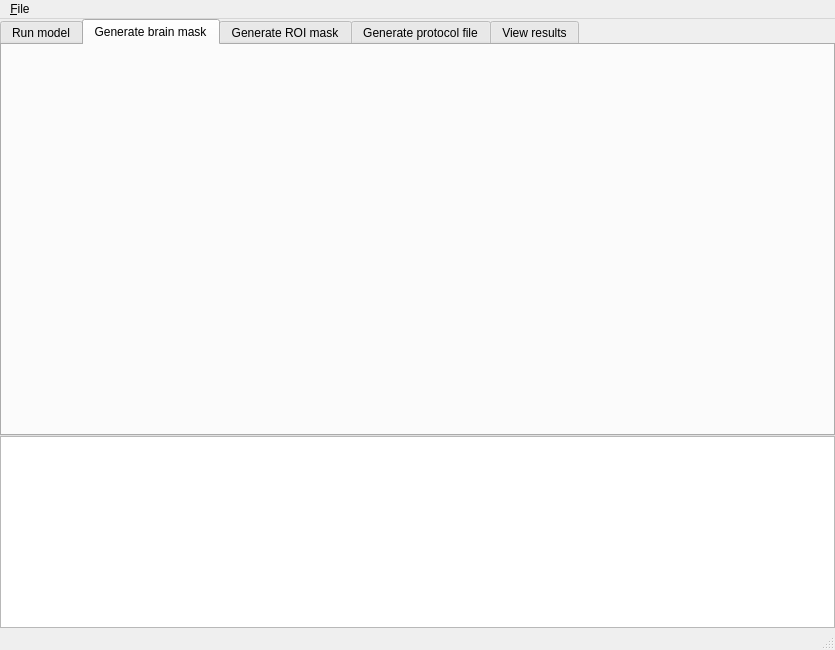
The window that mdt/data/qt_designs/gui_single.ui (robbert-harms/MDT) describes before a commit, drawn with Qt 5.
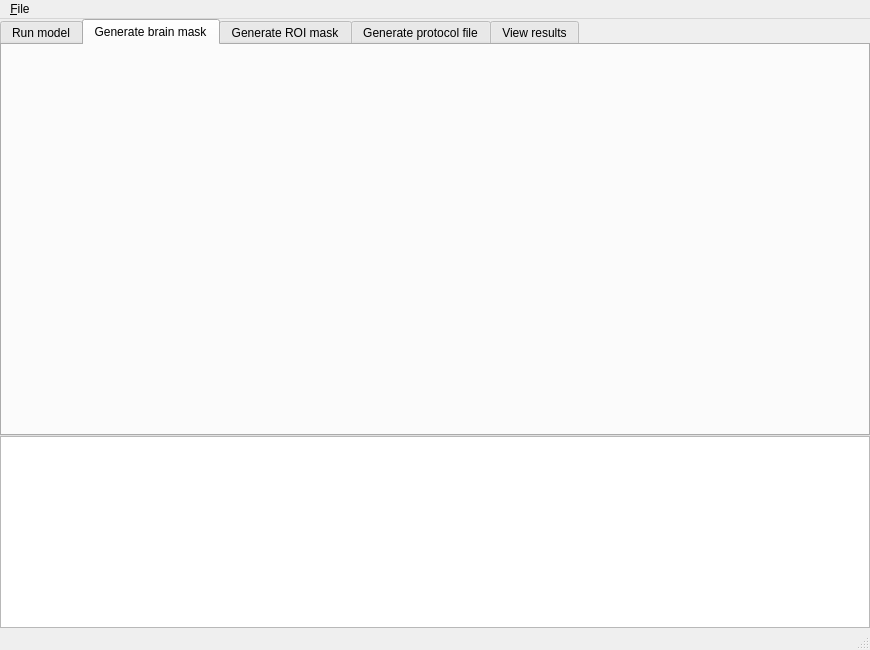
The same window after the commit. The open tabs and pages were chosen to show the change. Icons and pictures are not drawn.

```diff
--- a/mdt/data/qt_designs/gui_single.ui
+++ b/mdt/data/qt_designs/gui_single.ui
@@ -6,7 +6,7 @@
    <rect>
     <x>0</x>
     <y>0</y>
-    <width>835</width>
+    <width>870</width>
     <height>650</height>
    </rect>
   </property>
@@ -81,12 +81,26 @@
         <verstretch>0</verstretch>
        </sizepolicy>
       </property>
+      <property name="font">
+       <font>
+        <family>Droid Sans Mono</family>
+       </font>
+      </property>
       <property name="frameShape">
        <enum>QFrame::StyledPanel</enum>
       </property>
       <property name="frameShadow">
        <enum>QFrame::Sunken</enum>
       </property>
+      <property name="verticalScrollBarPolicy">
+       <enum>Qt::ScrollBarAsNeeded</enum>
+      </property>
+      <property name="horizontalScrollBarPolicy">
+       <enum>Qt::ScrollBarAsNeeded</enum>
+      </property>
+      <property name="lineWrapMode">
+       <enum>QPlainTextEdit::NoWrap</enum>
+      </property>
       <property name="readOnly">
        <bool>true</bool>
       </property>
@@ -105,7 +119,7 @@
     <rect>
      <x>0</x>
      <y>0</y>
-     <width>835</width>
+     <width>870</width>
      <height>27</height>
     </rect>
    </property>
```
Left out of the diff: 2 changed lines with no effect on the pictures.
